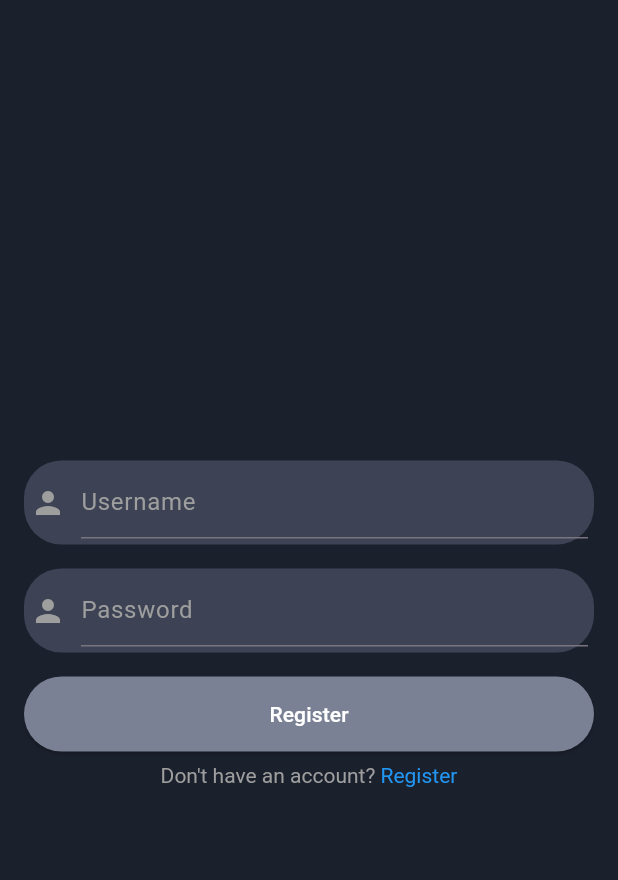
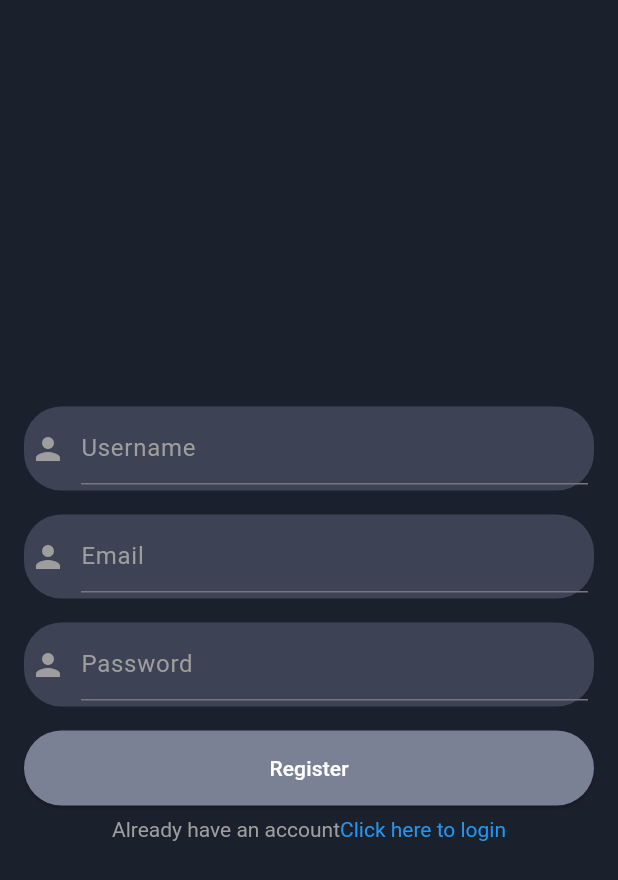
Before and after one commit to prabesh605/chat_me, a Flutter app: the screen it shows after launch, on a phone screen of 412 x 824 dp. Shown: the top 880 px of the screen. Run offline on Flutter 3.47's test engine with Material 3 defaults, Android fonts, the phone set to English and light mode, and no system bars; our stand-ins replace flutter_bloc, flutter_secure_storage, google_fonts.

Commit message:
working on the bloc

```diff
--- /dev/null
+++ b/lib/features/auth/presentation/bloc/auth_bloc.dart
@@ -0,0 +1,40 @@
+import 'package:flutter_bloc/flutter_bloc.dart';
+import 'package:new_chat_me/features/auth/domain/usecases/login_usecase.dart';
+import 'package:new_chat_me/features/auth/domain/usecases/register_usecase.dart';
+import 'package:new_chat_me/features/auth/presentation/bloc/auth_event.dart';
+import 'package:new_chat_me/features/auth/presentation/bloc/auth_state.dart';
+import 'package:flutter_secure_storage/flutter_secure_storage.dart';
+
+class AuthBloc extends Bloc<AuthEvent, AuthState> {
+  final RegisterUseCase registerUseCase;
+  final LoginUseCase loginUseCase;
+  final _storage = const FlutterSecureStorage();
+
+  AuthBloc({required this.registerUseCase, required this.loginUseCase})
+      : super(AuthInitial()) {
+    on<RegisterEvent>(_onRegister);
+    on<LoginEvent>(_onLogin);
+  }
+  Future<void> _onRegister(RegisterEvent event, Emitter<AuthState> emit) async {
+    emit(AuthLoading());
+    try {
+      final user =
+          await registerUseCase(event.username, event.email, event.password);
+      emit(AuthSuccess(message: "Registration successful"));
+    } catch (e) {
+      emit(AuthFailure(error: "Registration Failed"));
+    }
+  }
+
+  Future<void> _onLogin(LoginEvent event, Emitter<AuthState> emit) async {
+    emit(AuthLoading());
+    try {
+      final user = await loginUseCase(event.email, event.password);
+      await _storage.write(key: 'token', value: 'user.token');
+
+      emit(AuthSuccess(message: "Login successful"));
+    } catch (e) {
+      emit(AuthFailure(error: "Login Failed"));
+    }
+  }
+}
--- /dev/null
+++ b/lib/features/auth/presentation/bloc/auth_event.dart
@@ -0,0 +1,17 @@
+abstract class AuthEvent {}
+
+class RegisterEvent extends AuthEvent {
+  final String username;
+  final String email;
+  final String password;
+
+  RegisterEvent(
+      {required this.username, required this.email, required this.password});
+}
+
+class LoginEvent extends AuthEvent {
+  final String email;
+  final String password;
+
+  LoginEvent({required this.email, required this.password});
+}
--- /dev/null
+++ b/lib/features/auth/presentation/bloc/auth_state.dart
@@ -0,0 +1,17 @@
+abstract class AuthState {}
+
+class AuthInitial extends AuthState {}
+
+class AuthLoading extends AuthState {}
+
+class AuthSuccess extends AuthState {
+  final String message;
+
+  AuthSuccess({required this.message});
+}
+
+class AuthFailure extends AuthState {
+  final String error;
+
+  AuthFailure({required this.error});
+}
--- /dev/null
+++ b/lib/features/auth/presentation/pages/register_page.dart
@@ -0,0 +1,97 @@
+import 'package:flutter/material.dart';
+import 'package:flutter_bloc/flutter_bloc.dart';
+import 'package:new_chat_me/core/theme.dart';
+import 'package:new_chat_me/features/auth/presentation/bloc/auth_bloc.dart';
+import 'package:new_chat_me/features/auth/presentation/bloc/auth_event.dart';
+import 'package:new_chat_me/features/auth/presentation/bloc/auth_state.dart';
+import 'package:new_chat_me/features/auth/presentation/widgets/auth_button.dart';
+import 'package:new_chat_me/features/auth/presentation/widgets/auth_input_field.dart';
+import 'package:new_chat_me/features/auth/presentation/widgets/login_prompt.dart';
+
+class RegisterPage extends StatefulWidget {
+  const RegisterPage({super.key});
+
+  @override
+  State<RegisterPage> createState() => _RegisterPageState();
+}
+
+class _RegisterPageState extends State<RegisterPage> {
+  final TextEditingController _usernameController = TextEditingController();
+  final TextEditingController _emailController = TextEditingController();
+
+  final TextEditingController _passwordController = TextEditingController();
+  void _showInputValues() {
+    String name = _usernameController.text;
+    String email = _emailController.text;
+    String password = _passwordController.text;
+    print("Username: $name , Password: $password, Email: $email");
+  }
+
+  void _onRegister() {
+    BlocProvider.of<AuthBloc>(context).add(RegisterEvent(
+        username: _usernameController.text,
+        email: _emailController.text,
+        password: _passwordController.text));
+  }
+
+  @override
+  void dispose() {
+    _usernameController.dispose();
+    _emailController.dispose();
+    _passwordController.dispose();
+
+    super.dispose();
+  }
+
+  @override
+  Widget build(BuildContext context) {
+    return Scaffold(
+      body: Center(
+        child: Padding(
+          padding: const EdgeInsets.all(8.0),
+          child: Column(
+            mainAxisAlignment: MainAxisAlignment.center,
+            crossAxisAlignment: CrossAxisAlignment.stretch,
+            children: [
+              AuthInputField(
+                  hint: "Username",
+                  icon: Icons.person,
+                  controller: _usernameController),
+              AuthInputField(
+                  hint: "Email",
+                  icon: Icons.person,
+                  controller: _emailController),
+              AuthInputField(
+                hint: "Password",
+                icon: Icons.person,
+                controller: _passwordController,
+                isPassword: true,
+              ),
+              BlocConsumer<AuthBloc, AuthState>(builder: (context, state) {
+                if (state is AuthLoading) {
+                  return const Center(
+                    child: CircularProgressIndicator(),
+                  );
+                }
+                return AuthButton(text: "Register", onPressed: _onRegister);
+              }, listener: (context, state) {
+                if (state is AuthSuccess) {
+                  Navigator.pushNamed(context, '/login');
+                } else if (state is AuthFailure) {
+                  ScaffoldMessenger.of(context).showSnackBar(SnackBar(
+                    content: Text(state.error),
+                  ));
+                }
+              }),
+              LoginPrompt(
+                title: "Already have an account",
+                subtitle: "Click here to login",
+                onTap: () {},
+              ),
+            ],
+          ),
+        ),
+      ),
+    );
+  }
+}
--- /dev/null
+++ b/lib/features/auth/presentation/widgets/auth_button.dart
@@ -0,0 +1,29 @@
+import 'package:flutter/material.dart';
+
+import '../../../../core/theme.dart';
+
+class AuthButton extends StatelessWidget {
+  final String text;
+  final VoidCallback onPressed;
+  const AuthButton({super.key, required this.text, required this.onPressed});
+
+  @override
+  Widget build(BuildContext context) {
+    return Container(
+      margin: const EdgeInsets.all(8),
+      child: ElevatedButton(
+        onPressed: onPressed,
+        style: ElevatedButton.styleFrom(
+            backgroundColor: DefaultColors.buttonColor,
+            shape: RoundedRectangleBorder(
+              borderRadius: BorderRadius.circular(25),
+            ),
+            padding: const EdgeInsets.symmetric(vertical: 15)),
+        child: const Text(
+          "Register",
+          style: TextStyle(color: Colors.white),
+        ),
+      ),
+    );
+  }
+}
--- a/lib/features/auth/presentation/widgets/auth_input_field.dart
+++ b/lib/features/auth/presentation/widgets/auth_input_field.dart
@@ -5,18 +5,19 @@ class AuthInputField extends StatelessWidget {
   final String hint;
   final IconData icon;
   final TextEditingController controller;
-  final bool isPassword = false;
+  final bool isPassword;
   const AuthInputField(
       {super.key,
       required this.hint,
       required this.icon,
-      required this.controller});
+      required this.controller,
+      this.isPassword = false});
 
   @override
   Widget build(BuildContext context) {
     return Container(
-      margin: EdgeInsets.all(8),
-      padding: EdgeInsets.all(4),
+      margin: const EdgeInsets.all(8),
+      padding: const EdgeInsets.all(4),
       decoration: BoxDecoration(
         color: DefaultColors.sentMessageInput,
         borderRadius: BorderRadius.circular(25),
--- /dev/null
+++ b/lib/features/auth/presentation/widgets/login_prompt.dart
@@ -0,0 +1,30 @@
+import 'package:flutter/material.dart';
+
+class LoginPrompt extends StatelessWidget {
+  final String title;
+  final String subtitle;
+  final VoidCallback onTap;
+  const LoginPrompt(
+      {super.key,
+      required this.title,
+      required this.subtitle,
+      required this.onTap});
+
+  @override
+  Widget build(BuildContext context) {
+    return Center(
+      child: GestureDetector(
+        onTap: onTap,
+        child: RichText(
+          text: TextSpan(
+              text: title,
+              style: const TextStyle(color: Colors.grey),
+              children: [
+                TextSpan(
+                    text: subtitle, style: const TextStyle(color: Colors.blue))
+              ]),
+        ),
+      ),
+    );
+  }
+}
--- a/lib/login_page.dart
+++ /dev/null
@@ -1,119 +0,0 @@
-import 'package:flutter/material.dart';
-import 'package:new_chat_me/core/theme.dart';
-
-class LoginPage extends StatefulWidget {
-  const LoginPage({super.key});
-
-  @override
-  State<LoginPage> createState() => _LoginPageState();
-}
-
-class _LoginPageState extends State<LoginPage> {
-  final TextEditingController _usernameController = TextEditingController();
-
-  final TextEditingController _passwordController = TextEditingController();
-  void _showInputValues() {
-    String name = _usernameController.text;
-
-    String password = _passwordController.text;
-    print("Username: $name , Password: $password");
-  }
-
-  @override
-  void dispose() {
-    _usernameController.dispose();
-    _passwordController.dispose();
-
-    super.dispose();
-  }
-
-  @override
-  Widget build(BuildContext context) {
-    return Scaffold(
-      body: Center(
-        child: Padding(
-          padding: const EdgeInsets.all(8.0),
-          child: Column(
-            mainAxisAlignment: MainAxisAlignment.center,
-            crossAxisAlignment: CrossAxisAlignment.stretch,
-            children: [
-              _buildTextInput("Username", Icons.person, _usernameController),
-              _buildTextInput("Password", Icons.person, _passwordController,
-                  isPassword: true),
-              _buildRegisterButton(),
-              _buildLoginPrompt(),
-            ],
-          ),
-        ),
-      ),
-    );
-  }
-
-  _buildTextInput(String hint, IconData icon, TextEditingController controller,
-      {bool isPassword = false}) {
-    return Container(
-      margin: EdgeInsets.all(8),
-      padding: EdgeInsets.all(4),
-      decoration: BoxDecoration(
-        color: DefaultColors.sentMessageInput,
-        borderRadius: BorderRadius.circular(25),
-      ),
-      child: Row(
-        children: [
-          Icon(
-            icon,
-            color: Colors.grey,
-          ),
-          const SizedBox(
-            width: 10,
-          ),
-          Expanded(
-            child: TextField(
-              controller: controller,
-              obscureText: isPassword,
-              decoration: InputDecoration(
-                hintText: hint,
-                hintStyle: const TextStyle(color: Colors.grey),
-              ),
-            ),
-          ),
-        ],
-      ),
-    );
-  }
-
-  Widget _buildRegisterButton() {
-    return Container(
-      margin: const EdgeInsets.all(8),
-      child: ElevatedButton(
-        onPressed: _showInputValues,
-        style: ElevatedButton.styleFrom(
-            backgroundColor: DefaultColors.buttonColor,
-            shape: RoundedRectangleBorder(
-              borderRadius: BorderRadius.circular(25),
-            ),
-            padding: const EdgeInsets.symmetric(vertical: 15)),
-        child: const Text(
-          "Register",
-          style: TextStyle(color: Colors.white),
-        ),
-      ),
-    );
-  }
-
-  Widget _buildLoginPrompt() {
-    return Center(
-      child: GestureDetector(
-        onTap: () {},
-        child: RichText(
-          text: const TextSpan(
-              text: "Don't have an account? ",
-              style: TextStyle(color: Colors.grey),
-              children: [
-                TextSpan(text: "Register", style: TextStyle(color: Colors.blue))
-              ]),
-        ),
-      ),
-    );
-  }
-}
--- a/lib/main.dart
+++ b/lib/main.dart
@@ -1,23 +1,53 @@
 import 'package:flutter/material.dart';
-import 'package:new_chat_me/chat_page.dart';
+import 'package:flutter_bloc/flutter_bloc.dart';
+
 import 'package:new_chat_me/core/theme.dart';
-import 'package:new_chat_me/login_page.dart';
-import 'package:new_chat_me/message_page.dart';
-import 'package:new_chat_me/register_page.dart';
+import 'package:new_chat_me/features/auth/data/repositories/auth_repository_impl.dart';
+
+import 'package:new_chat_me/features/auth/domain/usecases/login_usecase.dart';
+import 'package:new_chat_me/features/auth/domain/usecases/register_usecase.dart';
+import 'package:new_chat_me/features/auth/presentation/bloc/auth_bloc.dart';
+import 'package:new_chat_me/features/auth/presentation/pages/login_page.dart';
+
+import 'package:new_chat_me/features/auth/presentation/pages/register_page.dart';
+
+import 'features/auth/data/datasources/auth_remote_data_source.dart';
 
 void main() {
-  runApp(const MyApp());
+  final authRepository =
+      AuthRepositoryImpl(authRemoteDataSource: AuthRemoteDataSource());
+  runApp(
+    MyApp(
+      authRepository: authRepository,
+    ),
+  );
 }
 
 class MyApp extends StatelessWidget {
-  const MyApp({super.key});
+  final AuthRepositoryImpl authRepository;
+
+  const MyApp({super.key, required this.authRepository});
 
   @override
   Widget build(BuildContext context) {
-    return MaterialApp(
-      debugShowCheckedModeBanner: false,
-      theme: AppTheme.darkTheme,
-      home: const LoginPage(),
+    return MultiBlocProvider(
+      providers: [
+        BlocProvider(
+          create: (_) => AuthBloc(
+            registerUseCase: RegisterUseCase(repository: authRepository),
+            loginUseCase: LoginUseCase(repository: authRepository),
+          ),
+        ),
+      ],
+      child: MaterialApp(
+        debugShowCheckedModeBanner: false,
+        theme: AppTheme.darkTheme,
+        home: const RegisterPage(),
+        routes: {
+          '/login': (_) => const LoginPage(),
+          '/register': (_) => const RegisterPage()
+        },
+      ),
     );
   }
 }
```
Also changed, not shown: lib/features/auth/presentation/pages/login_page.dart (added, +69 -0 lines), lib/register_page.dart (deleted, +0 -124 lines).
